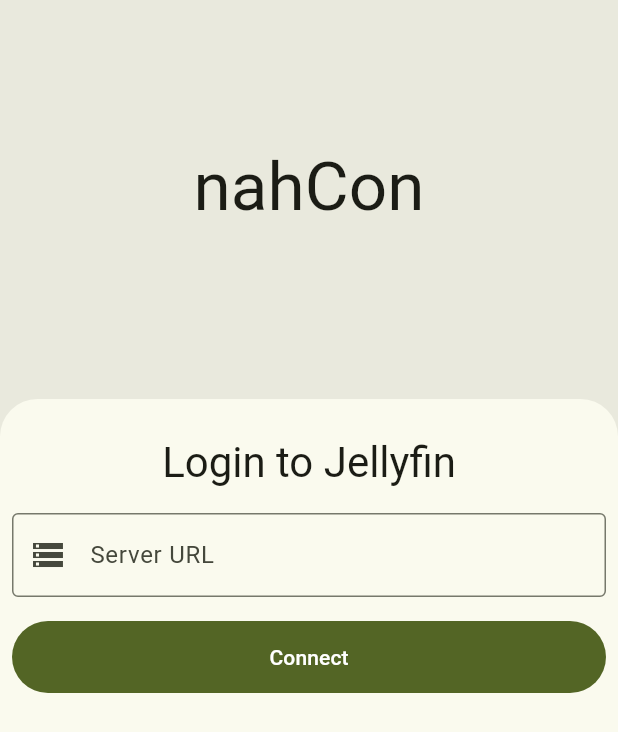
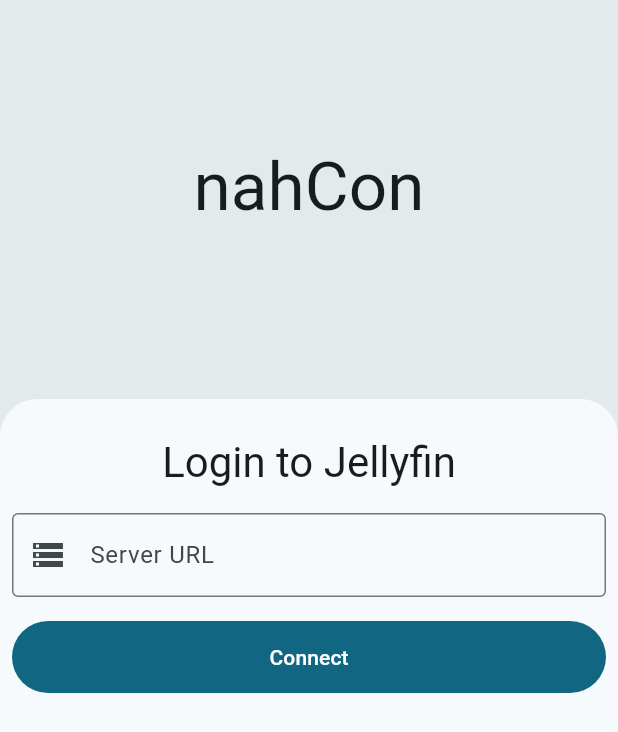
Before and after one commit to Nandanrmenon/nahcon, a Flutter app: the screen it shows after launch, on a phone screen of 412 x 824 dp. Shown: the top 732 px of the screen. Run offline on Flutter 3.47's test engine with Material 3 defaults, Android fonts, the phone set to English and light mode, and no system bars; drawn by our look-alikes of dynamic_color; our stand-ins replace flutter_animate, shared_preferences, skeletonizer; missing offline and left inert: media_kit, media_kit_video.

Commit message:
revert dynamic colors
issues with color schemes and elevations

```diff
--- a/lib/theme/app_theme.dart
+++ b/lib/theme/app_theme.dart
@@ -1,13 +1,18 @@
+import 'package:dynamic_color/dynamic_color.dart';
 import 'package:flutter/material.dart';
 
 ThemeData darkTheme({ColorScheme? dynamicScheme}) {
-  final scheme = dynamicScheme ??
-      ColorScheme.fromSeed(
-        seedColor: const Color(0xFFB8DF54),
-        brightness: Brightness.dark,
-      );
+  // final scheme = dynamicScheme ??
+  //     ColorScheme.fromSeed(
+  //       seedColor: const Color(0xFFB8DF54),
+  //       brightness: Brightness.dark,
+  //     );
+  final scheme = ColorScheme.fromSeed(
+    seedColor: const Color(0xFF64D3FF),
+    brightness: Brightness.dark,
+  );
   return ThemeData(
-    colorScheme: scheme,
+    colorScheme: scheme.harmonized(),
     appBarTheme: const AppBarTheme(),
     inputDecorationTheme: inputDecoration(),
     progressIndicatorTheme: const ProgressIndicatorThemeData(
@@ -17,13 +22,17 @@ ThemeData darkTheme({ColorScheme? dynamicScheme}) {
 }
 
 ThemeData lightTheme({ColorScheme? dynamicScheme}) {
-  final scheme = dynamicScheme ??
-      ColorScheme.fromSeed(
-        seedColor: const Color(0xFFB8DF54),
-        brightness: Brightness.light,
-      );
+  // final scheme = dynamicScheme ??
+  //     ColorScheme.fromSeed(
+  //       seedColor: const Color(0xFFB8DF54),
+  //       brightness: Brightness.light,
+  //     );
+  final scheme = ColorScheme.fromSeed(
+    seedColor: const Color(0xFF64D3FF),
+    brightness: Brightness.light,
+  );
   return ThemeData(
-    colorScheme: scheme,
+    colorScheme: scheme.harmonized(),
     appBarTheme: const AppBarTheme(),
     inputDecorationTheme: inputDecoration(),
     progressIndicatorTheme: const ProgressIndicatorThemeData(
```
